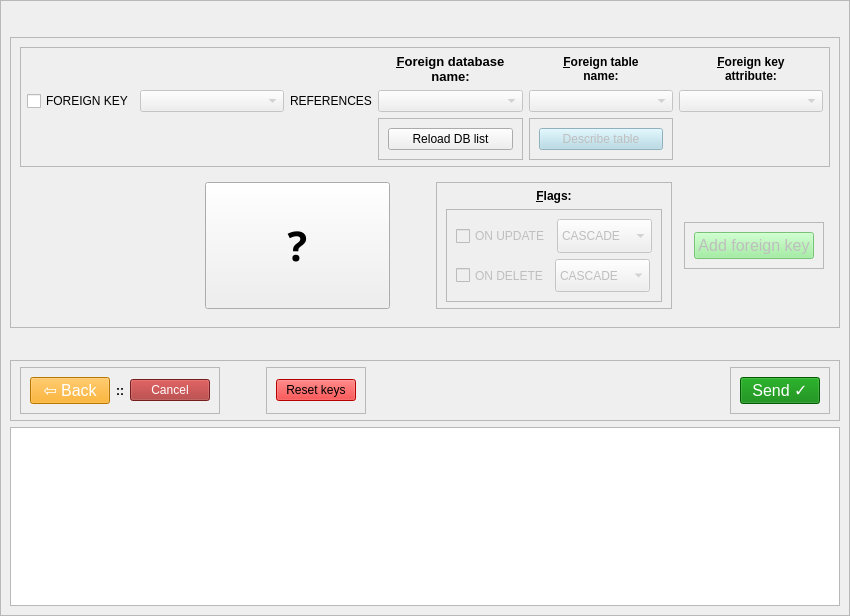
The window that create_table_constructor.ui (TiReks33/adb-explorer) describes before a commit, drawn with Qt 5.
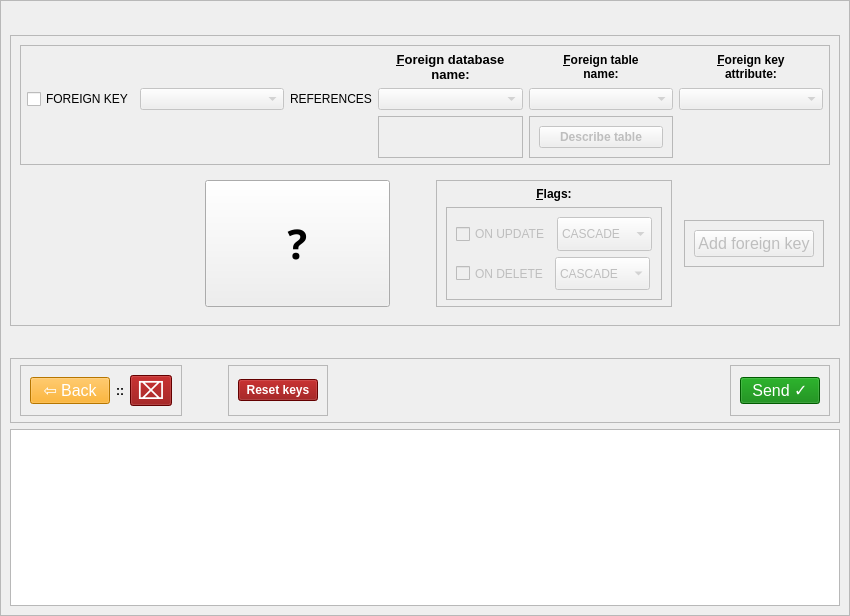
The same window after the commit.

```diff
--- a/create_table_constructor.ui
+++ b/create_table_constructor.ui
@@ -1107,8 +1107,14 @@
                  <verstretch>0</verstretch>
                 </sizepolicy>
                </property>
+               <property name="font">
+                <font>
+                 <weight>75</weight>
+                 <bold>true</bold>
+                </font>
+               </property>
                <property name="styleSheet">
-                <string notr="true">background-color: lightblue;</string>
+                <string notr="true">QPushButton:!disabled {background: floralwhite; color: darkslategray;padding: 6px;}</string>
                </property>
                <property name="text">
                 <string>Describe table</string>
@@ -1298,21 +1304,7 @@
             <property name="frameShadow">
              <enum>QFrame::Raised</enum>
             </property>
-            <layout class="QHBoxLayout" name="horizontalLayout_20">
-             <item>
-              <widget class="QPushButton" name="reload_con_button_2">
-               <property name="sizePolicy">
-                <sizepolicy hsizetype="Preferred" vsizetype="Fixed">
-                 <horstretch>0</horstretch>
-                 <verstretch>0</verstretch>
-                </sizepolicy>
-               </property>
-               <property name="text">
-                <string>Reload DB list</string>
-               </property>
-              </widget>
-             </item>
-            </layout>
+            <layout class="QHBoxLayout" name="reloadFrameHorizontalLayout_2"/>
            </widget>
           </item>
          </layout>
@@ -1600,7 +1592,7 @@
                  </font>
                 </property>
                 <property name="styleSheet">
-                 <string notr="true">background-color: lightgreen;</string>
+                 <string notr="true">QPushButton:!disabled {color: black;background-color: lightgreen;}</string>
                 </property>
                 <property name="text">
                  <string>Add foreign key</string>
@@ -1704,10 +1696,10 @@
           <item>
            <widget class="QPushButton" name="cancel_2">
             <property name="styleSheet">
-             <string notr="true">background-color: brown; color:white;</string>
+             <string notr="true">background-color:darkred;color:white;font-size:18pt;padding-left:6px;padding-right:6px;</string>
             </property>
             <property name="text">
-             <string>Cancel</string>
+             <string>⌧</string>
             </property>
            </widget>
           </item>
@@ -1747,8 +1739,14 @@
               <verstretch>0</verstretch>
              </sizepolicy>
             </property>
+            <property name="font">
+             <font>
+              <weight>75</weight>
+              <bold>true</bold>
+             </font>
+            </property>
             <property name="styleSheet">
-             <string notr="true">background-color:red;</string>
+             <string notr="true">background: darkred;color:white;</string>
             </property>
             <property name="text">
              <string>Reset keys</string>
```
Left out of the diff: 28 changed lines with no effect on the pictures.
